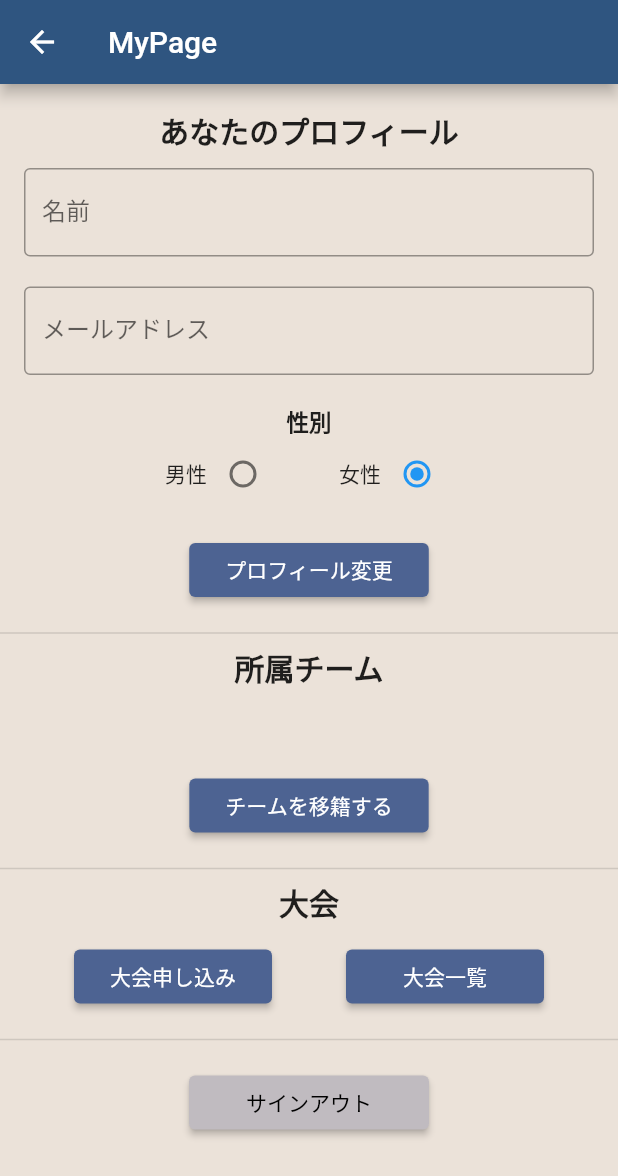
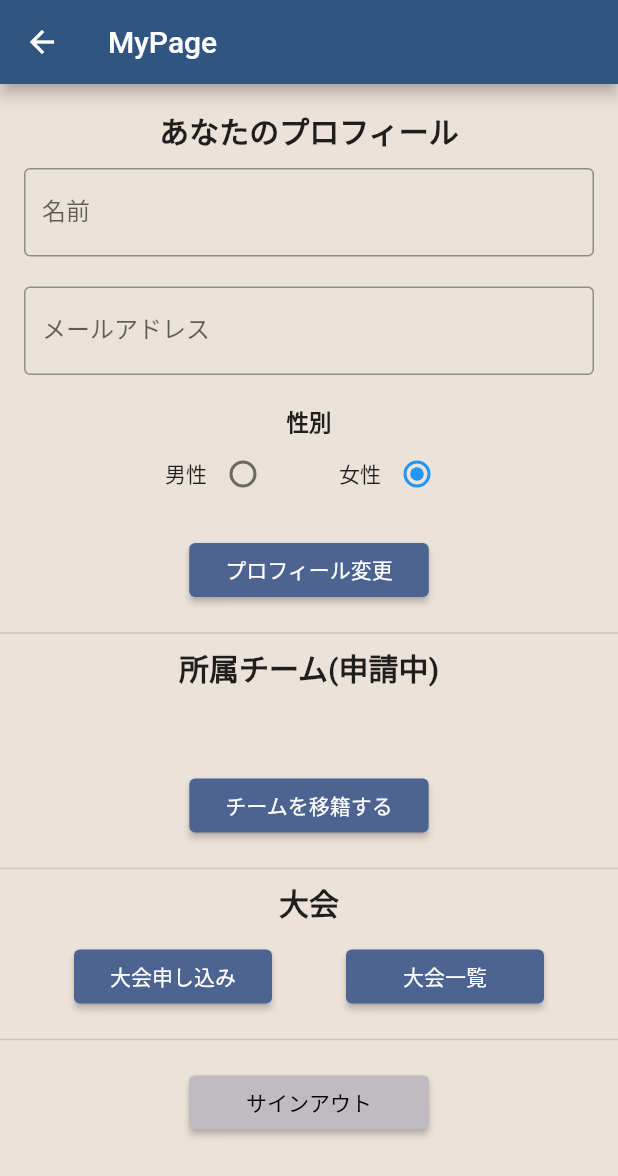
Before and after one commit to miyasic/sepak_judge, a Flutter app: the MyPage screen opened directly, on a phone screen of 412 x 824 dp. Shown: the top 1176 px of the screen. Run offline on Flutter 3.47's test engine with Material 2 defaults, Android fonts, the phone set to English and light mode, and no system bars; our stand-ins replace cloud_firestore, firebase_auth, firebase_core; missing offline and left inert: flutter_share; accounts and stored records are empty.

Commit message:
所属チームについてisApprovedがfalseの場合は申請中と表示する

```diff
--- a/lib/presentation/my_page/my_model.dart
+++ b/lib/presentation/my_page/my_model.dart
@@ -1,10 +1,6 @@
 import 'package:flutter/material.dart';
-import 'package:flutter/services.dart';
-import 'package:sepakjudge/domain/match.dart';
-import 'package:cloud_firestore/cloud_firestore.dart';
 import 'package:sepakjudge/domain/player.dart';
 import 'package:sepakjudge/domain/teams.dart';
-import 'package:sepakjudge/exception/generic_exception.dart';
 import 'package:sepakjudge/main.dart';
 import 'package:sepakjudge/repository/auth_repository.dart';
 import 'package:sepakjudge/repository/player_repository.dart';
--- a/lib/presentation/my_page/my_page.dart
+++ b/lib/presentation/my_page/my_page.dart
@@ -104,7 +104,7 @@ class MyPage extends StatelessWidget {
             thickness: 1,
           ),
           Text(
-            '所属チーム',
+            model.player.isApproved ? '所属チーム' : '所属チーム(申請中)',
             style: TextStyle(fontSize: 20, fontWeight: FontWeight.bold),
           ),
           SizedBox(
```
